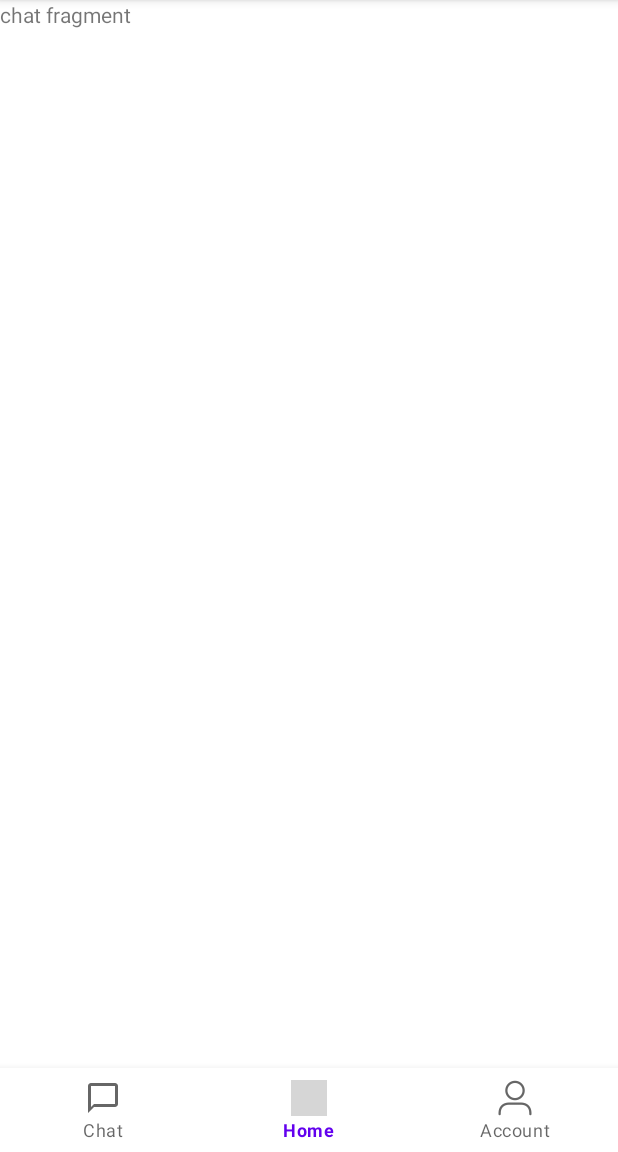
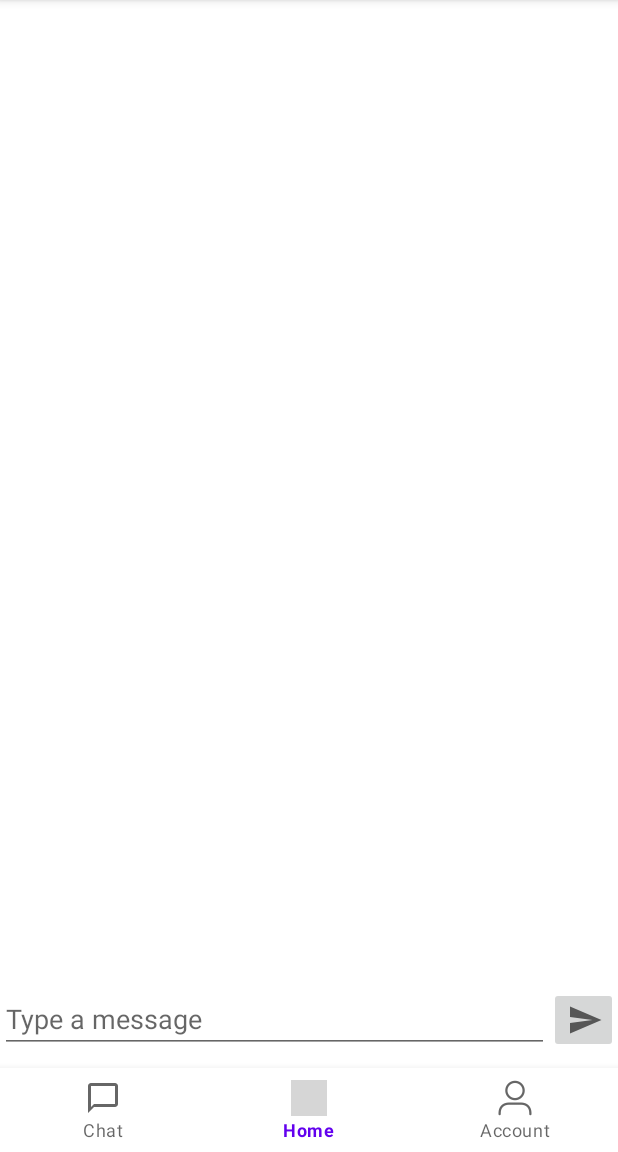
Before and after one commit to SportsAct/SportsAct, an Android app: the fragment ChatFragment placed in its activity, on a phone screen of 412 x 824 dp, the part 84-1236 px from its top. Run offline under Robolectric (Android 15) with nearby library versions, the light colour scheme and no system bars; libraries missing offline, so code that uses them is left out: com.parse; pictures from the network do not load; 5 statements that could not run were skipped; grey boxes are pictures that could not be loaded.

Commit message:
Chat Section UI

```diff
--- a/app/src/main/java/com/codepath/jorge/mainactivity/activities/MainActivity.java
+++ b/app/src/main/java/com/codepath/jorge/mainactivity/activities/MainActivity.java
@@ -8,6 +8,7 @@ import androidx.fragment.app.FragmentManager;
 import android.os.Bundle;
 import android.util.Log;
 import android.view.MenuItem;
+
 
 import com.codepath.jorge.mainactivity.R;
 import com.codepath.jorge.mainactivity.fragments.AccountFragment;
--- /dev/null
+++ b/app/src/main/res/drawable/ic_baseline_send_24.xml
@@ -0,0 +1,11 @@
+<vector xmlns:android="http://schemas.android.com/apk/res/android"
+    android:width="24dp"
+    android:height="24dp"
+    android:viewportWidth="24"
+    android:viewportHeight="24"
+    android:tint="?attr/colorControlNormal"
+    android:autoMirrored="true">
+  <path
+      android:fillColor="@android:color/white"
+      android:pathData="M2.01,21L23,12 2.01,3 2,10l15,2 -15,2z"/>
+</vector>
--- a/app/src/main/res/layout/fragment_chat.xml
+++ b/app/src/main/res/layout/fragment_chat.xml
@@ -1,14 +1,40 @@
 <?xml version="1.0" encoding="utf-8"?>
-<FrameLayout xmlns:android="http://schemas.android.com/apk/res/android"
-    xmlns:tools="http://schemas.android.com/tools"
+<RelativeLayout xmlns:android="http://schemas.android.com/apk/res/android"
+    android:background="@android:color/white"
     android:layout_width="match_parent"
-    android:layout_height="match_parent"
-    tools:context=".fragments.ChatFragment">
+    android:layout_height="match_parent">
 
-    <!-- TODO: Update blank fragment layout -->
-    <TextView
+    <!-- Chat messages view will go here -->
+
+    <RelativeLayout
+        android:id="@+id/rlSend"
+        android:layout_alignParentBottom="true"
         android:layout_width="match_parent"
-        android:layout_height="match_parent"
-        android:text="chat fragment" />
-
-</FrameLayout>
+        android:paddingTop="5dp"
+        android:paddingBottom="10dp"
+        android:paddingLeft="0dp"
+        android:paddingRight="0dp"
+        android:layout_height="wrap_content" >
+        <EditText
+            android:id="@+id/etMessage"
+            android:layout_toLeftOf="@+id/btSend"
+            android:layout_alignBottom="@+id/btSend"
+            android:layout_width="match_parent"
+            android:layout_height="wrap_content"
+            android:gravity="top"
+            android:hint="@string/message_hint"
+            android:inputType="textShortMessage"
+            android:imeOptions="actionSend"
+            />
+        <ImageButton
+            android:id="@+id/btSend"
+            android:layout_width="wrap_content"
+            android:layout_height="wrap_content"
+            android:gravity="center"
+            android:paddingRight="10dp"
+            android:layout_alignParentRight="true"
+            android:contentDescription="@string/send"
+            android:src="@drawable/ic_baseline_send_24"
+            android:textSize="18sp" />
+    </RelativeLayout>
+</RelativeLayout>
--- a/app/src/main/res/values/strings.xml
+++ b/app/src/main/res/values/strings.xml
@@ -1,4 +1,8 @@
 <resources>
     <string name="app_name">Sport Connect</string>
     <string name="chat">Chat</string>
+
+    //Chat Design
+    <string name="message_hint">Type a message</string>
+    <string name="send">Send</string>
 </resources>
```
Also changed, not shown: app/src/main/java/com/codepath/jorge/mainactivity/fragments/AccountFragment.java (+59 -46 lines), app/src/main/java/com/codepath/jorge/mainactivity/fragments/ChatFragment.java (+116 -41 lines).
